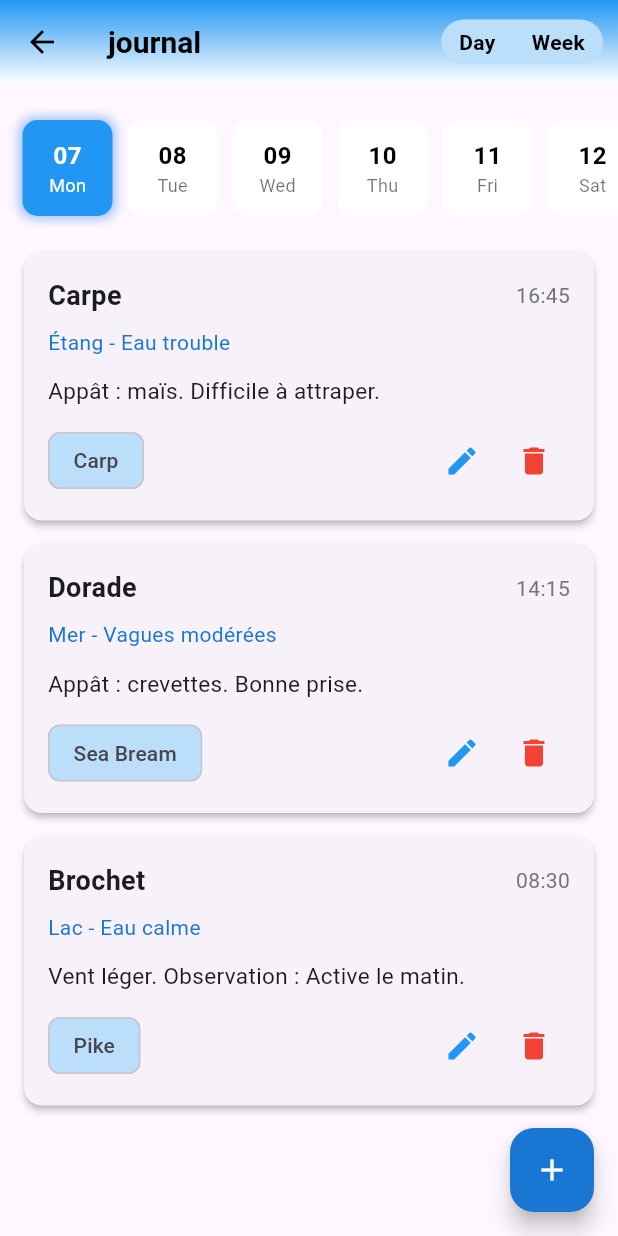
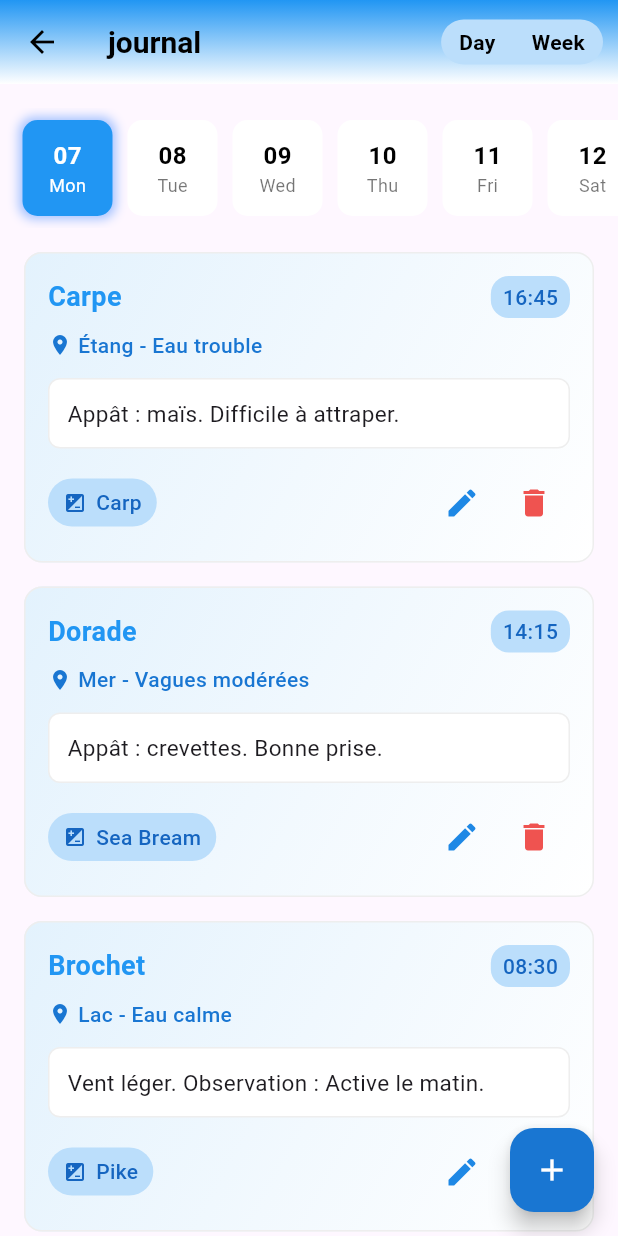
Before and after one commit to azzachater/fish_app, a Flutter app: the JournalScreen screen opened directly, on a phone screen of 412 x 824 dp. Run offline on Flutter 3.47's test engine with Material 3 defaults, Android fonts, the phone set to English and light mode, and no system bars; our stand-ins replace fl_chart, flutter_secure_storage, font_awesome_flutter, get, google_fonts, google_nav_bar and 3 more; missing offline and left inert: flutter_osm_plugin; accounts and stored records are empty; network calls fail.

Commit message:
market place / journal / event / auth service

```diff
--- a/lib/screens/journal/fish_journal_card.dart
+++ b/lib/screens/journal/fish_journal_card.dart
@@ -17,73 +17,149 @@ class FishJournalCard extends StatelessWidget {
   Widget build(BuildContext context) {
     return Card(
       margin: const EdgeInsets.only(bottom: 16),
-      elevation: 2,
-      shape: RoundedRectangleBorder(borderRadius: BorderRadius.circular(12)),
+      elevation: 0,
+      shape: RoundedRectangleBorder(
+        borderRadius: BorderRadius.circular(12),
+        side: BorderSide(color: Colors.grey.shade200, width: 1),
+      ),
+      child: Container(
+        decoration: BoxDecoration(
+          gradient: LinearGradient(
+            begin: Alignment.topLeft,
+            end: Alignment.bottomRight,
+            colors: [Colors.blue.shade50, Colors.white],
+          ),
+          borderRadius: BorderRadius.circular(12),
+        ),
         child: Padding(
           padding: const EdgeInsets.all(16),
           child: Column(
             crossAxisAlignment: CrossAxisAlignment.start,
             children: [
-            _buildHeaderRow(),
+              // Header with title and time
+              Row(
+                mainAxisAlignment: MainAxisAlignment.spaceBetween,
+                children: [
+                  Text(
+                    entry['title'] ?? 'Fishing Journal',
+                    style: const TextStyle(
+                      fontSize: 18,
+                      fontWeight: FontWeight.bold,
+                      color: Colors.blue,
+                    ),
+                  ),
+                  Container(
+                    padding: const EdgeInsets.symmetric(
+                      horizontal: 8,
+                      vertical: 4,
+                    ),
+                    decoration: BoxDecoration(
+                      color: Colors.blue.shade100,
+                      borderRadius: BorderRadius.circular(12),
+                    ),
+                    child: Text(
+                      entry['time'] ??
+                          DateFormat('HH:mm').format(DateTime.now()),
+                      style: TextStyle(
+                        color: Colors.blue.shade800,
+                        fontWeight: FontWeight.w500,
+                      ),
+                    ),
+                  ),
+                ],
+              ),
+
               const SizedBox(height: 8),
-            _buildLocationText(),
+
+              // Location with icon
+              Row(
+                children: [
+                  Icon(
+                    Icons.location_on,
+                    size: 16,
+                    color: Colors.blue.shade700,
+                  ),
+                  const SizedBox(width: 4),
+                  Text(
+                    entry['location'] ?? 'Unknown location',
+                    style: TextStyle(
+                      color: Colors.blue.shade700,
+                      fontSize: 14,
+                      fontWeight: FontWeight.w500,
+                    ),
+                  ),
+                ],
+              ),
+
               const SizedBox(height: 12),
-            _buildDescriptionText(),
+
+              // Description with subtle background
+              Container(
+                width: double.infinity,
+                padding: const EdgeInsets.all(12),
+                decoration: BoxDecoration(
+                  color: Colors.white,
+                  borderRadius: BorderRadius.circular(8),
+                  border: Border.all(color: Colors.grey.shade200),
+                ),
+                child: Text(
+                  entry['description'] ?? '',
+                  style: const TextStyle(fontSize: 15, height: 1.4),
+                ),
+              ),
+
               const SizedBox(height: 12),
-            _buildFooterRow(),
+
+              // Footer with fish type and actions
+              Row(
+                children: [
+                  // Fish type chip with icon
+                  Container(
+                    padding: const EdgeInsets.symmetric(
+                      horizontal: 10,
+                      vertical: 6,
+                    ),
+                    decoration: BoxDecoration(
+                      color: Colors.blue.shade100,
+                      borderRadius: BorderRadius.circular(20),
+                    ),
+                    child: Row(
+                      mainAxisSize: MainAxisSize.min,
+                      children: [
+                        Icon(Icons.iso, size: 16, color: Colors.blue.shade800),
+                        const SizedBox(width: 6),
+                        Text(
+                          entry['fishType'] ?? 'General',
+                          style: TextStyle(
+                            color: Colors.blue.shade800,
+                            fontWeight: FontWeight.w500,
+                          ),
+                        ),
                       ],
+                    ),
+                  ),
+
+                  const Spacer(),
+
+                  // Edit button
+                  IconButton(
+                    icon: Icon(Icons.edit, color: Colors.blue.shade600),
+                    onPressed: onEdit,
+                    splashRadius: 20,
+                  ),
+
+                  // Delete button
+                  IconButton(
+                    icon: Icon(Icons.delete, color: Colors.red.shade400),
+                    onPressed: onDelete,
+                    splashRadius: 20,
+                  ),
+                ],
+              ),
+            ],
+          ),
         ),
       ),
     );
   }
-
-  Widget _buildHeaderRow() {
-    return Row(
-      mainAxisAlignment: MainAxisAlignment.spaceBetween,
-      children: [
-        Text(
-          entry['title'] ?? 'Fishing Journal',
-          style: const TextStyle(fontSize: 18, fontWeight: FontWeight.bold),
-        ),
-        Text(
-          entry['time'] ?? DateFormat('HH:mm').format(DateTime.now()),
-          style: TextStyle(color: Colors.grey[600]),
-        ),
-      ],
-    );
 }
-
-  Widget _buildLocationText() {
-    return Text(
-      entry['location'] ?? 'Unknown location',
-      style: TextStyle(color: Colors.blue[700], fontSize: 14),
-    );
-  }
-
-  Widget _buildDescriptionText() {
-    return Text(
-      entry['description'] ?? '',
-      style: const TextStyle(fontSize: 15),
-    );
-  }
-
-  Widget _buildFooterRow() {
-    return Row(
-      children: [
-        Chip(
-          label: Text(entry['fishType'] ?? 'General'),
-          backgroundColor: Colors.blue[100],
-        ),
-        const Spacer(),
-        IconButton(
-          icon: const Icon(Icons.edit, color: Colors.blue),
-          onPressed: onEdit,
-        ),
-        IconButton(
-          icon: const Icon(Icons.delete, color: Colors.red),
-          onPressed: onDelete,
-        ),
-      ],
-    );
-  }
-}
```
Also changed, not shown: lib/screens/journal/add_journal_page.dart (+39 -15 lines), lib/screens/journal/data_selector.dart (+0 -74 lines). Lines whose indentation alone changed are shown as unchanged.
